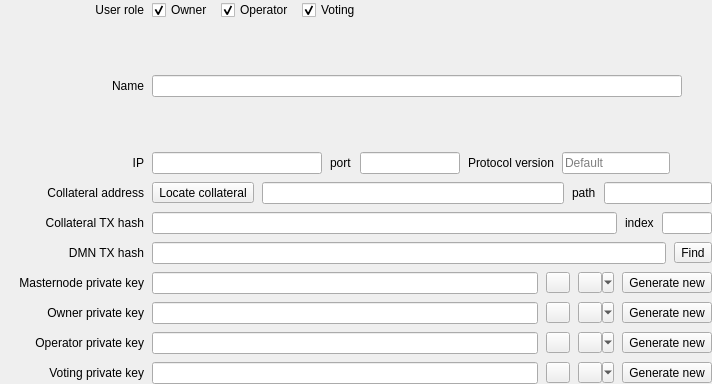
This is src/ui/ui_masternode_details.ui in Bertrand256/dash-masternode-tool as Qt 5 draws it before an edit. The edited form follows.
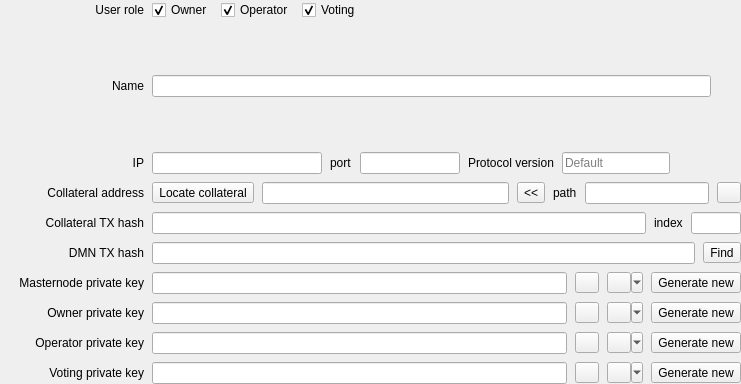
This is the edited form.

Commit message: Masternode configuration: added button to convert bip32 path to Dash address - it's needed when dealing with non-standard paths for masternode collaterals.

Patch:
```diff
--- a/src/ui/ui_masternode_details.ui
+++ b/src/ui/ui_masternode_details.ui
@@ -6,7 +6,7 @@
    <rect>
     <x>0</x>
     <y>0</y>
-    <width>712</width>
+    <width>741</width>
     <height>384</height>
    </rect>
   </property>
@@ -288,7 +288,7 @@
        </layout>
       </item>
       <item>
-       <layout class="QHBoxLayout" name="horizontalLayout_5" stretch="0,0,1,0,0">
+       <layout class="QHBoxLayout" name="horizontalLayout_5" stretch="0,0,2,0,0,1,0">
         <item>
          <widget class="QLabel" name="lblCollateral">
           <property name="minimumSize">
@@ -319,6 +319,16 @@
           </property>
          </widget>
         </item>
+        <item>
+         <widget class="QToolButton" name="btnBip32PathToAddress">
+          <property name="toolTip">
+           <string>Convert BIP32 path to address</string>
+          </property>
+          <property name="text">
+           <string>&lt;&lt;</string>
+          </property>
+         </widget>
+        </item>
         <item>
          <widget class="QLabel" name="lblCollateralPath">
           <property name="text">
@@ -339,6 +349,22 @@
           </property>
          </widget>
         </item>
+        <item>
+         <widget class="QToolButton" name="btnShowCollateralPathAddress">
+          <property name="maximumSize">
+           <size>
+            <width>16777215</width>
+            <height>21</height>
+           </size>
+          </property>
+          <property name="toolTip">
+           <string>Show Dash address for the entered BIP32 path</string>
+          </property>
+          <property name="text">
+           <string/>
+          </property>
+         </widget>
+        </item>
        </layout>
       </item>
       <item>
```
The commit also changes 4 other files.
